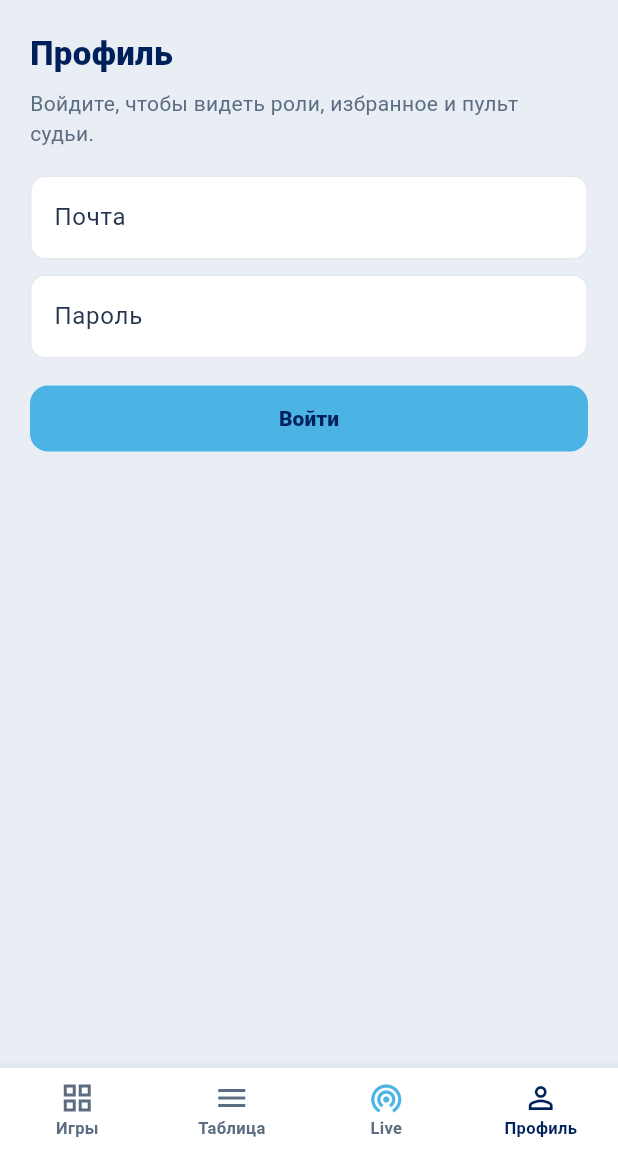
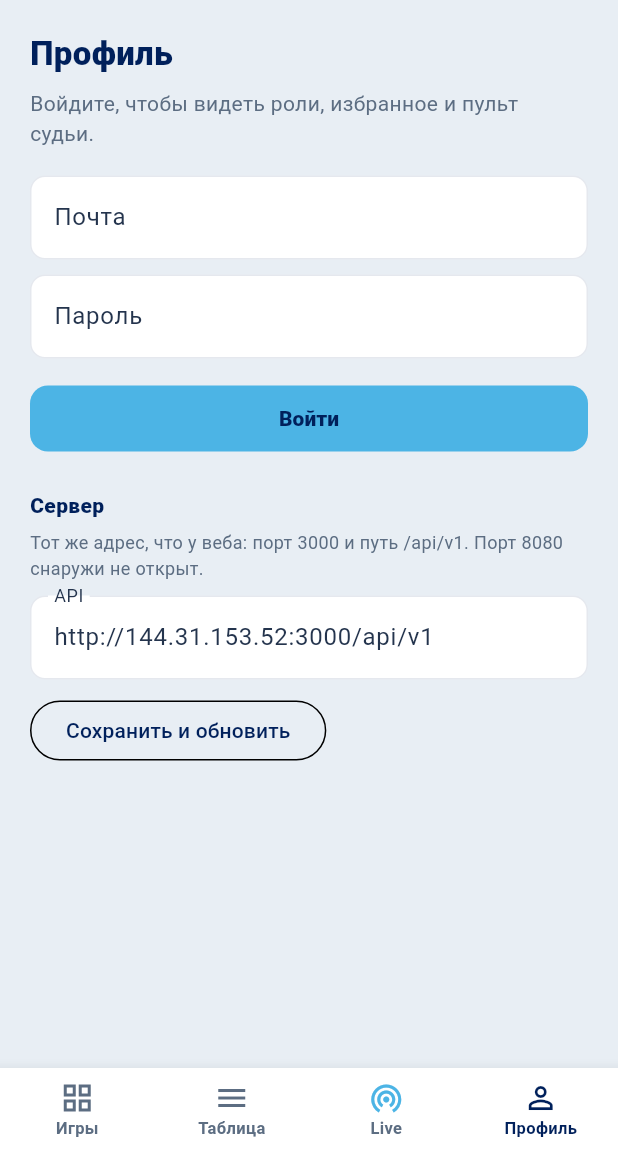
Before and after one commit to dfa-ra/sports_score, a Flutter app: the screen it shows after launch, item 4 of the bottom bar chosen, on a phone screen of 412 x 824 dp, the part 84-1236 px from its top. Run offline on Flutter 3.47's test engine with Material 3 defaults, Android fonts, the phone set to English and light mode, and no system bars; our stand-ins replace flutter_secure_storage, go_router; accounts and stored records are empty; network calls fail.

Commit message:
fix: point the Flutter app at the stand API, not localhost
Release APKs were calling 127.0.0.1:8080. That is the phone itself,
and stand Docker never publishes backend :8080. Use the public nginx
on :3000 and let the profile change the server URL.

Co-authored-by: Roman Zakharchenko <dfa-ra@users.noreply.github.com>

```diff
--- a/mobile/lib/core/api_client.dart
+++ b/mobile/lib/core/api_client.dart
@@ -1,5 +1,6 @@
 import 'dart:convert';
 
+import 'package:flutter_secure_storage/flutter_secure_storage.dart';
 import 'package:http/http.dart' as http;
 
 class ApiException implements Exception {
@@ -12,17 +13,42 @@ class ApiException implements Exception {
 }
 
 class ApiClient {
-  ApiClient({String? baseUrl, http.Client? httpClient})
-      : baseUrl = baseUrl ??
-            const String.fromEnvironment(
-              'API_BASE_URL',
-              defaultValue: 'http://127.0.0.1:8080/api/v1',
-            ),
-        _http = httpClient ?? http.Client();
+  ApiClient({String? baseUrl, http.Client? httpClient, FlutterSecureStorage? storage})
+      : baseUrl = normalizeBaseUrl(baseUrl ?? compiledBaseUrl),
+        _http = httpClient ?? http.Client(),
+        _storage = storage ?? const FlutterSecureStorage();
 
-  final String baseUrl;
+  /// Dev stand nginx — same origin the web app uses. Backend :8080 is not published.
+  static const compiledBaseUrl = String.fromEnvironment(
+    'API_BASE_URL',
+    defaultValue: 'http://144.31.153.52:3000/api/v1',
+  );
+  static const storageKey = 'kb_api_base';
+
+  String baseUrl;
   final http.Client _http;
+  final FlutterSecureStorage _storage;
   String? accessToken;
+
+  static String normalizeBaseUrl(String value) {
+    var next = value.trim();
+    if (next.endsWith('/')) next = next.substring(0, next.length - 1);
+    return next;
+  }
+
+  Future<void> restoreBaseUrl() async {
+    try {
+      final saved = await _storage.read(key: storageKey);
+      if (saved != null && saved.trim().isNotEmpty) {
+        baseUrl = normalizeBaseUrl(saved);
+      }
+    } catch (_) {}
+  }
+
+  Future<void> setBaseUrl(String value) async {
+    baseUrl = normalizeBaseUrl(value);
+    await _storage.write(key: storageKey, value: baseUrl);
+  }
 
   Uri _uri(String path, [Map<String, String>? query]) {
     final normalized = path.startsWith('/') ? path : '/$path';
--- a/mobile/lib/core/app.dart
+++ b/mobile/lib/core/app.dart
@@ -82,10 +82,17 @@ class _StudentLeagueAppState extends State<StudentLeagueApp> {
     favorites = FavoritesStore(persist: widget.autoload);
     router = buildRouter();
     if (widget.autoload) {
-      auth.restore();
-      league.load();
-      favorites.load();
+      _boot();
     }
+  }
+
+  Future<void> _boot() async {
+    await api.restoreBaseUrl();
+    await Future.wait([
+      auth.restore(),
+      favorites.load(),
+    ]);
+    await league.load();
   }
 
   @override
--- a/mobile/lib/features/profile/profile_page.dart
+++ b/mobile/lib/features/profile/profile_page.dart
@@ -27,6 +27,7 @@ class _ProfilePageState extends State<ProfilePage> with SingleTickerProviderStat
   final jersey = TextEditingController();
   final position = TextEditingController();
   final bio = TextEditingController();
+  final server = TextEditingController();
   late final TabController _tabs;
   PlayerProfile? profile;
   bool saving = false;
@@ -37,7 +38,10 @@ class _ProfilePageState extends State<ProfilePage> with SingleTickerProviderStat
   void initState() {
     super.initState();
     _tabs = TabController(length: 2, vsync: this);
-    WidgetsBinding.instance.addPostFrameCallback((_) => _loadProfile());
+    WidgetsBinding.instance.addPostFrameCallback((_) {
+      server.text = context.read<AuthController>().api.baseUrl;
+      _loadProfile();
+    });
   }
 
   @override
@@ -50,6 +54,7 @@ class _ProfilePageState extends State<ProfilePage> with SingleTickerProviderStat
     jersey.dispose();
     position.dispose();
     bio.dispose();
+    server.dispose();
     _tabs.dispose();
     super.dispose();
   }
@@ -98,6 +103,30 @@ class _ProfilePageState extends State<ProfilePage> with SingleTickerProviderStat
     }
   }
 
+  Future<void> _saveServer() async {
+    final api = context.read<AuthController>().api;
+    final league = context.read<LeagueStore>();
+    await api.setBaseUrl(server.text);
+    server.text = api.baseUrl;
+    await league.load();
+    if (mounted) setState(() {});
+  }
+
+  Widget _serverCard() {
+    return Column(
+      crossAxisAlignment: CrossAxisAlignment.start,
+      children: [
+        const Text('Сервер', style: TextStyle(fontWeight: FontWeight.w800, color: AppColors.navy)),
+        const SizedBox(height: 6),
+        const Text('Тот же адрес, что у веба: порт 3000 и путь /api/v1. Порт 8080 снаружи не открыт.', style: TextStyle(color: AppColors.muted, fontSize: 12)),
+        const SizedBox(height: 10),
+        TextField(controller: server, keyboardType: TextInputType.url, decoration: const InputDecoration(labelText: 'API')),
+        const SizedBox(height: 10),
+        OutlinedButton(onPressed: _saveServer, child: const Text('Сохранить и обновить')),
+      ],
+    );
+  }
+
   @override
   Widget build(BuildContext context) {
     final auth = context.watch<AuthController>();
@@ -126,6 +155,8 @@ class _ProfilePageState extends State<ProfilePage> with SingleTickerProviderStat
                   },
             child: Text(auth.busy ? 'Входим…' : 'Войти'),
           ),
+          const SizedBox(height: 24),
+          _serverCard(),
         ],
       );
     }
@@ -261,7 +292,11 @@ class _ProfilePageState extends State<ProfilePage> with SingleTickerProviderStat
           ),
         ),
         Padding(
-          padding: const EdgeInsets.fromLTRB(16, 8, 16, 16),
+          padding: const EdgeInsets.fromLTRB(16, 8, 16, 8),
+          child: _serverCard(),
+        ),
+        Padding(
+          padding: const EdgeInsets.fromLTRB(16, 0, 16, 16),
           child: OutlinedButton(onPressed: auth.logout, child: const Text('Выйти')),
         ),
       ],
--- a/mobile/lib/state/league_store.dart
+++ b/mobile/lib/state/league_store.dart
@@ -1,3 +1,5 @@
+import 'dart:async';
+
 import 'package:flutter/foundation.dart';
 
 import '../core/api_client.dart';
@@ -67,8 +69,10 @@ class LeagueStore extends ChangeNotifier {
       } catch (_) {}
       tournamentId ??= tournaments.isEmpty ? null : tournaments.first.id;
       await loadTournament();
+    } on TimeoutException {
+      error = 'Сервер не ответил: ${api.baseUrl}';
     } catch (e) {
-      error = e is ApiException ? e.message : 'Не удалось загрузить лигу.';
+      error = e is ApiException ? e.message : 'Не удалось загрузить лигу с ${api.baseUrl}';
     } finally {
       loading = false;
       notifyListeners();
```
Also changed, not shown: 5 other files.
